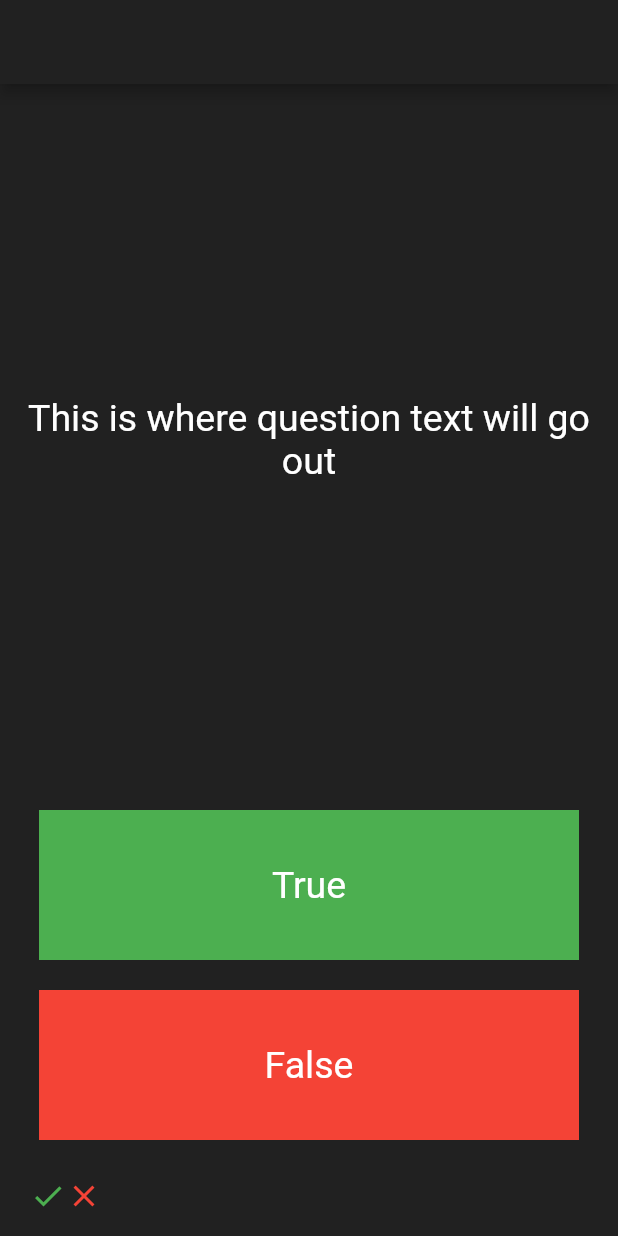
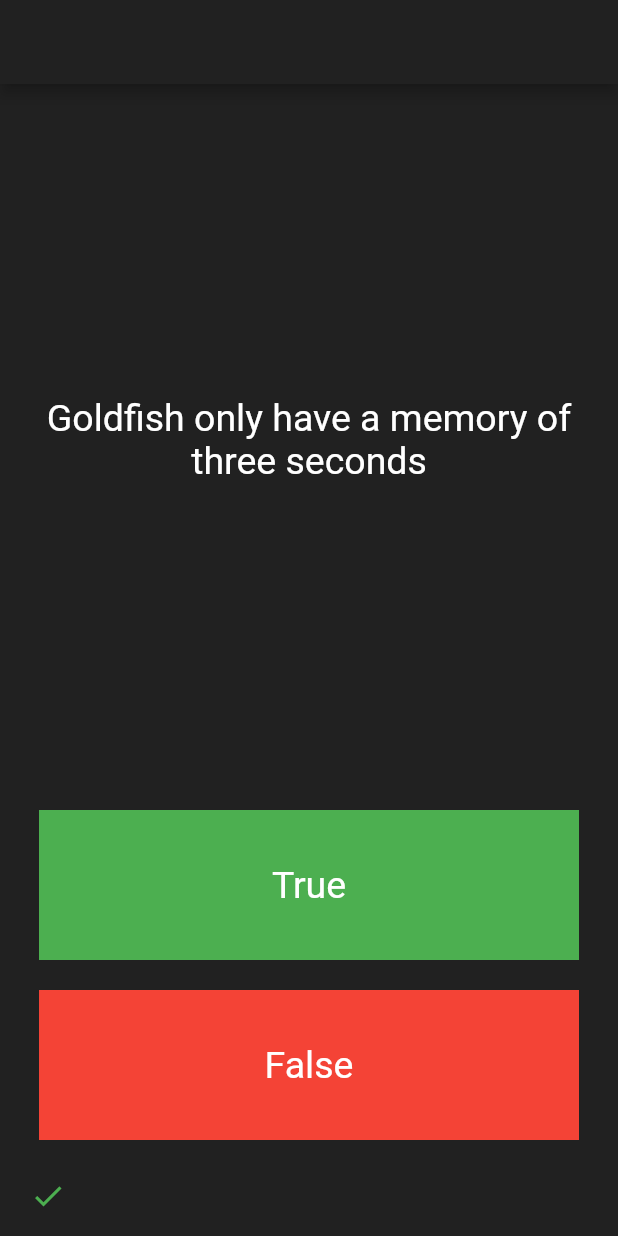
Before and after one commit to ishvar99/flutter-quizz, a Flutter app: the screen it shows after launch, after a tap on "True", on a phone screen of 412 x 824 dp. Run offline on Flutter 3.47's test engine with Material 2 defaults, Android fonts, the phone set to English and light mode, and no system bars.

Commit message:
added questions and their answers

```diff
--- a/lib/home.dart
+++ b/lib/home.dart
@@ -1,3 +1,4 @@
+import 'dart:core';
 import 'package:flutter/cupertino.dart';
 import 'package:flutter/material.dart';
 
@@ -7,6 +8,45 @@ class Home extends StatefulWidget {
 }
 
 class _HomeState extends State<Home> {
+  int questionNumber=0;
+  List<Icon> scoreKeeper = [];
+  List<Map<dynamic,dynamic>> questions=[
+  {'statement':'Cyclones spin in a clockwise direction in the southern hemisphere','answer':true},
+{'statement':'Goldfish only have a memory of three seconds','answer':false},
+{'statement':'The Channel Tunnel is the longest rail tunnel in the world','answer':false},
+    {'statement':'The first tea bags were made of silk','answer':true},
+{'statement':'A woman has walked on the moon','answer':false},
+{'statement':'The Statue of Liberty was a gift from France','answer':true}
+  ];
+  void reset()
+  {
+    setState(() {
+      questionNumber=0;
+      scoreKeeper=[];
+    });
+  }
+  void updateScoreKeeper(ans){
+    setState(() {
+      if(questions[questionNumber]['answer']==ans) {
+        scoreKeeper.add(
+          Icon(
+            Icons.check,
+            color: Colors.green,
+          ),
+        );
+      }
+      else{
+        scoreKeeper.add(
+          Icon(
+            Icons.close,
+            color: Colors.red,
+          ),
+        );
+      }
+      if(++questionNumber==questions.length)
+        reset();
+    });
+  }
   @override
   Widget build(BuildContext context) {
     return Scaffold(
@@ -20,7 +60,7 @@ class _HomeState extends State<Home> {
               child: Padding(
                 padding: const EdgeInsets.all(10.0),
                 child: Text(
-                  'This is where question text will go out',
+                  questions[questionNumber]['statement'],
                   textAlign: TextAlign.center,
                   style: Theme.of(context).textTheme.display1,
                 ),
@@ -33,7 +73,7 @@ class _HomeState extends State<Home> {
               Padding(
                 padding: const EdgeInsets.all(10.0),
                 child: FlatButton(
-                  onPressed: () => print('true'),
+                  onPressed: ()=>updateScoreKeeper(true),
                   child: Container(
                     child: Center(
                       child: Text(
@@ -49,6 +89,7 @@ class _HomeState extends State<Home> {
               Padding(
                 padding: const EdgeInsets.all(10.0),
                 child: FlatButton(
+                  onPressed: ()=> updateScoreKeeper(false),
                   child: Container(
                     child: Center(
                       child: Text(
@@ -67,13 +108,7 @@ class _HomeState extends State<Home> {
             padding:
                 const EdgeInsets.symmetric(vertical: 15.0, horizontal: 20.0),
             child: Row(
-              children: <Widget>[
-                Icon(
-                  Icons.check,
-                  color: Colors.green,
-                ),
-                Icon(Icons.close, color: Colors.red)
-              ],
+              children: scoreKeeper,
             ),
           )
         ],
```
